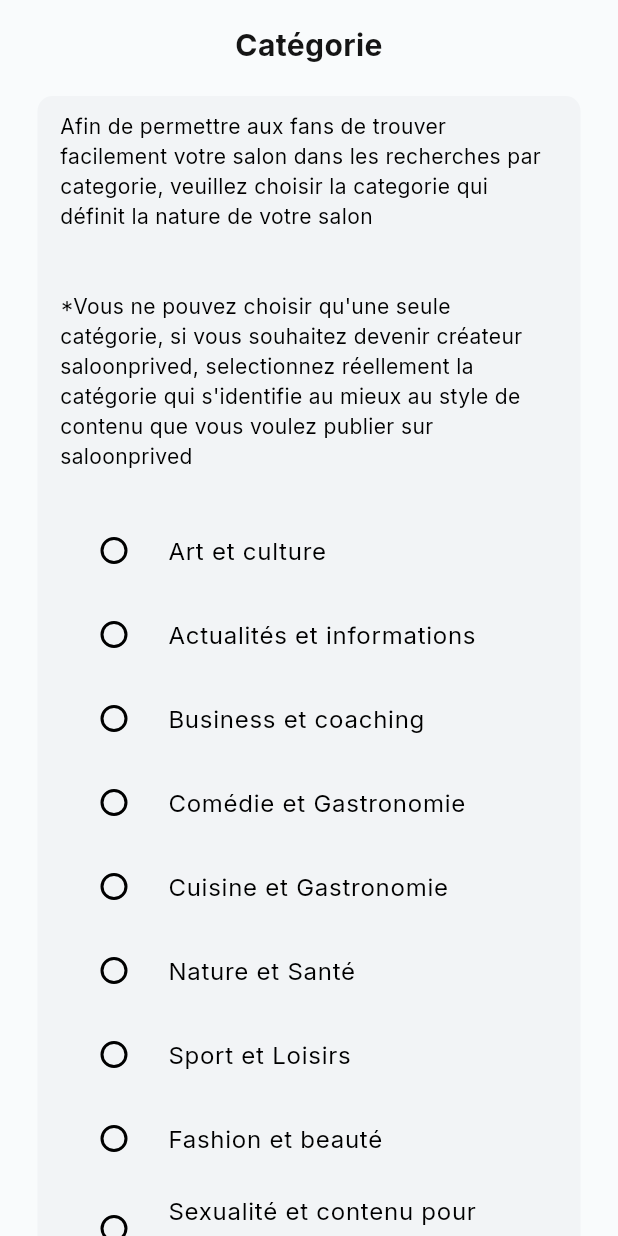
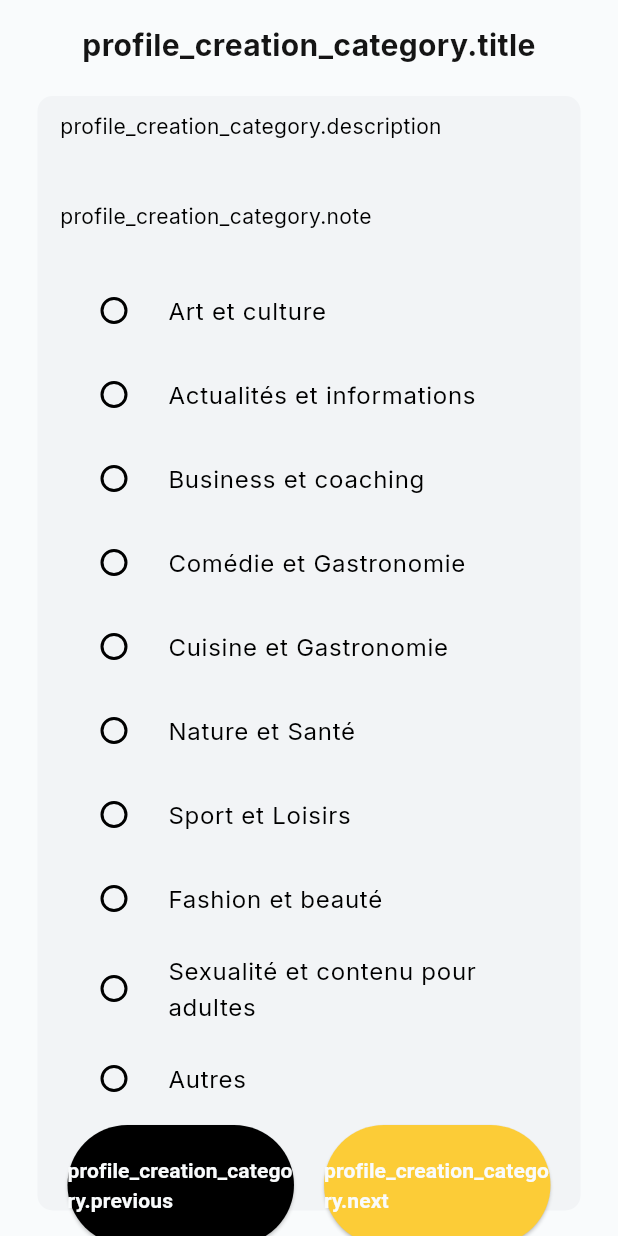
Before and after one commit to bantubeat/saloonprived_app_ui, a Flutter app: the CategoryScreen screen opened directly, on a phone screen of 412 x 824 dp. Run offline on Flutter 3.47's test engine with Material 3 defaults, Android fonts, the phone set to English and light mode, and no system bars; our stand-ins replace carousel_slider, easy_localization, flutter_vector_icons, google_fonts, image_picker, url_strategy and 1 more.

Commit message:
ticket-2.1/profile-creation-screen

```diff
--- a/assets/i18n/fr.json
+++ b/assets/i18n/fr.json
@@ -164,6 +164,14 @@
         "configure_my_access": "Configurer mes accès"
         "message": "{}"
     },
+    "profile_creation_category": {
+        "title": "Catégorie",
+        "description": "Afin de permettre aux fans de trouver facilement votre salon dans les recherches par categorie, veuillez choisir la categorie qui définit la nature de votre salon",
+        "note": "*Vous ne pouvez choisir qu'une seule catégorie, si vous souhaitez devenir créateur saloonprived, selectionnez réellement la catégorie qui s'identifie au mieux au style de contenu que vous voulez publier sur saloonprived",
+        "choose_category": "Choisissez la catégorie qui définit la nature de votre salon",
+        "previous": "Précédent",
+        "next": "Suivant"
+    },
     "welcome_page_screen": {
         "username": "Nom d'utilisateur",
         "birth_year": "Année de naissance",
--- a/lib/src/screens/profile_creation/category_screen.dart
+++ b/lib/src/screens/profile_creation/profile_creation_category/profile_category_screen.dart
@@ -1,5 +1,8 @@
+import 'package:easy_localization/easy_localization.dart';
 import 'package:flutter/material.dart';
+import 'package:saloonprived_app/generated/locale_keys.g.dart';
 import 'package:saloonprived_app/src/config/app_colors.dart';
+import 'package:saloonprived_app/src/screens/profile_creation/widgets/custom_button.dart';
 
 class CategoryScreen extends StatefulWidget {
   const CategoryScreen({super.key});
@@ -39,9 +42,9 @@
                   child: Column(
                     children: [
                       // Ajout du titre centré ici
-                      const Text(
-                        'Catégorie',
-                        style: TextStyle(
+                      Text(
+                        LocaleKeys.profile_creation_category_title.tr(),
+                        style: const TextStyle(
                           fontWeight: FontWeight.bold,
                           fontSize: 20, // Ajusté pour une meilleure visibilité
                         ),
@@ -63,16 +66,16 @@
                             child: Column(
                               crossAxisAlignment: CrossAxisAlignment.start,
                               children: [
-                                const Text(
-                                  'Afin de permettre aux fans de trouver facilement votre salon dans les recherches par categorie, veuillez choisir la categorie qui définit la nature de votre salon',
-                                  style: TextStyle(color: AppColors.myDark),
+                                Text(
+                                  LocaleKeys.profile_creation_category_description.tr(),
+                                  style: const TextStyle(color: AppColors.myDark),
                                 ),
                                 const SizedBox(
                                   height: 40,
                                 ), // Augmenté pour laisser de l'espace pour les boutons
-                                const Text(
-                                  "*Vous ne pouvez choisir qu'une seule catégorie, si vous souhaitez devenir créateur saloonprived, selectionnez réellement la catégorie qui s'identifie au mieux au style de contenu que vous voulez publier sur saloonprived",
-                                  style: TextStyle(color: AppColors.myDark),
+                                Text(
+                                  LocaleKeys.profile_creation_category_note.tr(),
+                                  style: const TextStyle(color: AppColors.myDark),
                                 ),
                                 const SizedBox(height: 25),
                                 ListView(
@@ -108,7 +111,7 @@
                               children: [
                                 Expanded(
                                   child: CustomButton(
-                                    text: 'Précédent',
+                                    text: LocaleKeys.profile_creation_category_previous.tr(),
                                     onPressed: () {
                                       // Action pour le bouton Précédent
                                     },
@@ -118,7 +121,7 @@
                                 const SizedBox(width: 20),
                                 Expanded(
                                   child: CustomButton(
-                                    text: 'Suivant',
+                                    text: LocaleKeys.profile_creation_category_next.tr(),
                                     onPressed: () {
                                       // Action pour le bouton Suivant
                                     },
@@ -144,41 +147,3 @@
     );
   }
 }
-
-class CustomButton extends StatelessWidget {
-  final String text;
-  final Function() onPressed;
-  final Color color;
-  const CustomButton({
-    required this.text,
-    required this.onPressed,
-    required this.color,
-    super.key,
-  });
-
-  @override
-  Widget build(BuildContext context) {
-    return ElevatedButton(
-      onPressed: onPressed,
-      style: ElevatedButton.styleFrom(
-        backgroundColor: color,
-        foregroundColor: AppColors.myWhite,
-        shape: const RoundedRectangleBorder(
-          borderRadius: BorderRadius.all(
-            Radius.circular(100),
-          ),
-        ),
-        padding: const EdgeInsets.symmetric(
-          vertical: 20,
-        ), // Augmenté de 15 à 20
-      ),
-      child: Text(
-        text,
-        style: const TextStyle(
-          fontWeight: FontWeight.bold,
-          fontSize: 14, // Augmenté de 16 à 18
-        ),
-      ),
-    );
-  }
-}
--- /dev/null
+++ b/lib/src/screens/profile_creation/widgets/custom_button.dart
@@ -0,0 +1,40 @@
+import 'package:flutter/material.dart';
+import 'package:saloonprived_app/src/config/app_colors.dart';
+
+class CustomButton extends StatelessWidget {
+  final String text;
+  final Function() onPressed;
+  final Color color;
+  const CustomButton({
+    required this.text,
+    required this.onPressed,
+    required this.color,
+    super.key,
+  });
+
+  @override
+  Widget build(BuildContext context) {
+    return ElevatedButton(
+      onPressed: onPressed,
+      style: ElevatedButton.styleFrom(
+        backgroundColor: color,
+        foregroundColor: AppColors.myWhite,
+        shape: const RoundedRectangleBorder(
+          borderRadius: BorderRadius.all(
+            Radius.circular(100),
+          ),
+        ),
+        padding: const EdgeInsets.symmetric(
+          vertical: 20,
+        ), // Augmenté de 15 à 20
+      ),
+      child: Text(
+        text,
+        style: const TextStyle(
+          fontWeight: FontWeight.bold,
+          fontSize: 14, // Augmenté de 16 à 18
+        ),
+      ),
+    );
+  }
+}
```
Also changed, not shown: lib/generated/locale_keys.g.dart.
